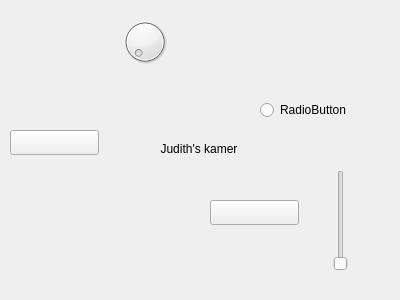
Before: the Qt Designer form kamer_judith.ui in djog/djog_nanos_2018, drawn with Qt 5.
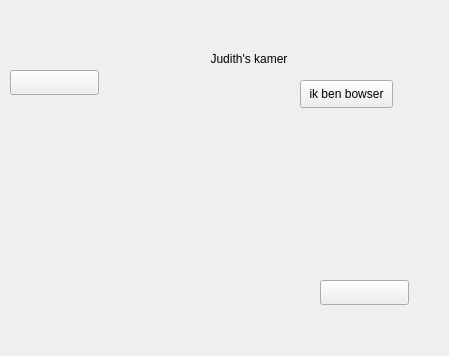
After: the same form once the commit is applied.

Diff of the .ui file:
```diff
--- a/kamer_judith.ui
+++ b/kamer_judith.ui
@@ -6,8 +6,8 @@
    <rect>
     <x>0</x>
     <y>0</y>
-    <width>400</width>
-    <height>300</height>
+    <width>449</width>
+    <height>356</height>
    </rect>
   </property>
   <property name="windowTitle">
@@ -16,8 +16,8 @@
   <widget class="QLabel" name="label">
    <property name="geometry">
     <rect>
-     <x>150</x>
-     <y>140</y>
+     <x>200</x>
+     <y>50</y>
      <width>98</width>
      <height>17</height>
     </rect>
@@ -33,7 +33,7 @@
    <property name="geometry">
     <rect>
      <x>10</x>
-     <y>130</y>
+     <y>70</y>
      <width>89</width>
      <height>25</height>
     </rect>
@@ -45,8 +45,8 @@
   <widget class="QPushButton" name="knop_z">
    <property name="geometry">
     <rect>
-     <x>210</x>
-     <y>200</y>
+     <x>320</x>
+     <y>280</y>
      <width>89</width>
      <height>25</height>
     </rect>
@@ -55,40 +55,17 @@
     <string/>
    </property>
   </widget>
-  <widget class="QRadioButton" name="radioButton">
+  <widget class="QPushButton" name="pushButton">
    <property name="geometry">
     <rect>
-     <x>260</x>
-     <y>100</y>
-     <width>95</width>
-     <height>20</height>
+     <x>300</x>
+     <y>80</y>
+     <width>93</width>
+     <height>28</height>
     </rect>
    </property>
    <property name="text">
-    <string>RadioButton</string>
-   </property>
-  </widget>
-  <widget class="QDial" name="dial">
-   <property name="geometry">
-    <rect>
-     <x>120</x>
-     <y>10</y>
-     <width>50</width>
-     <height>64</height>
-    </rect>
-   </property>
-  </widget>
-  <widget class="QSlider" name="verticalSlider">
-   <property name="geometry">
-    <rect>
-     <x>330</x>
-     <y>170</y>
-     <width>22</width>
-     <height>101</height>
-    </rect>
-   </property>
-   <property name="orientation">
-    <enum>Qt::Vertical</enum>
+    <string>ik ben bowser</string>
    </property>
   </widget>
  </widget>
```
